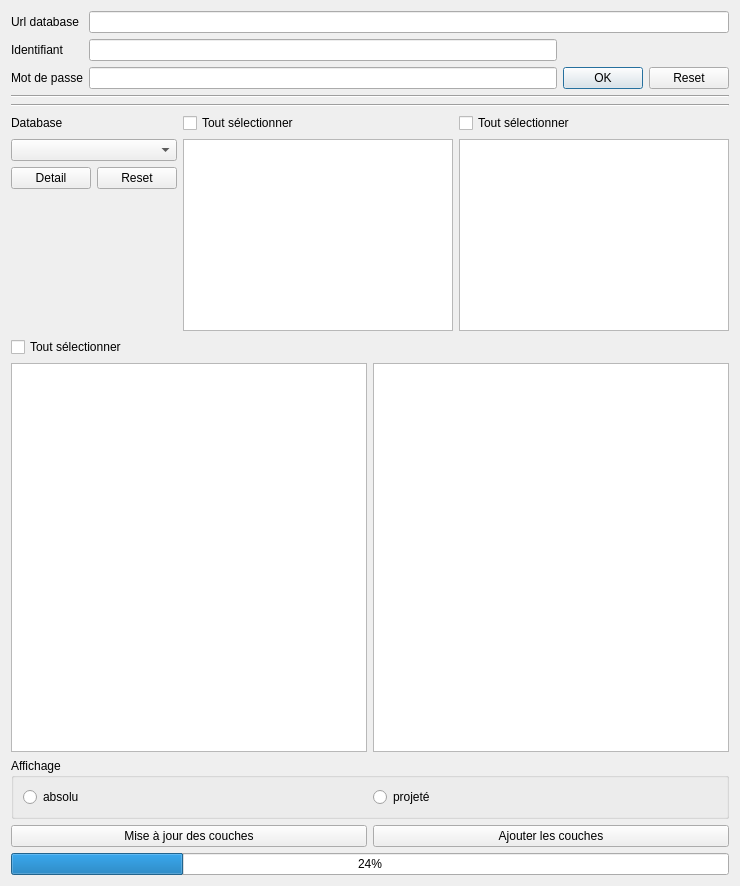
FranceDigues/SIRS-Digues-PluginQGis, file couchdb_importer/couchdb_importer_dialog_base.ui: the form before one commit.
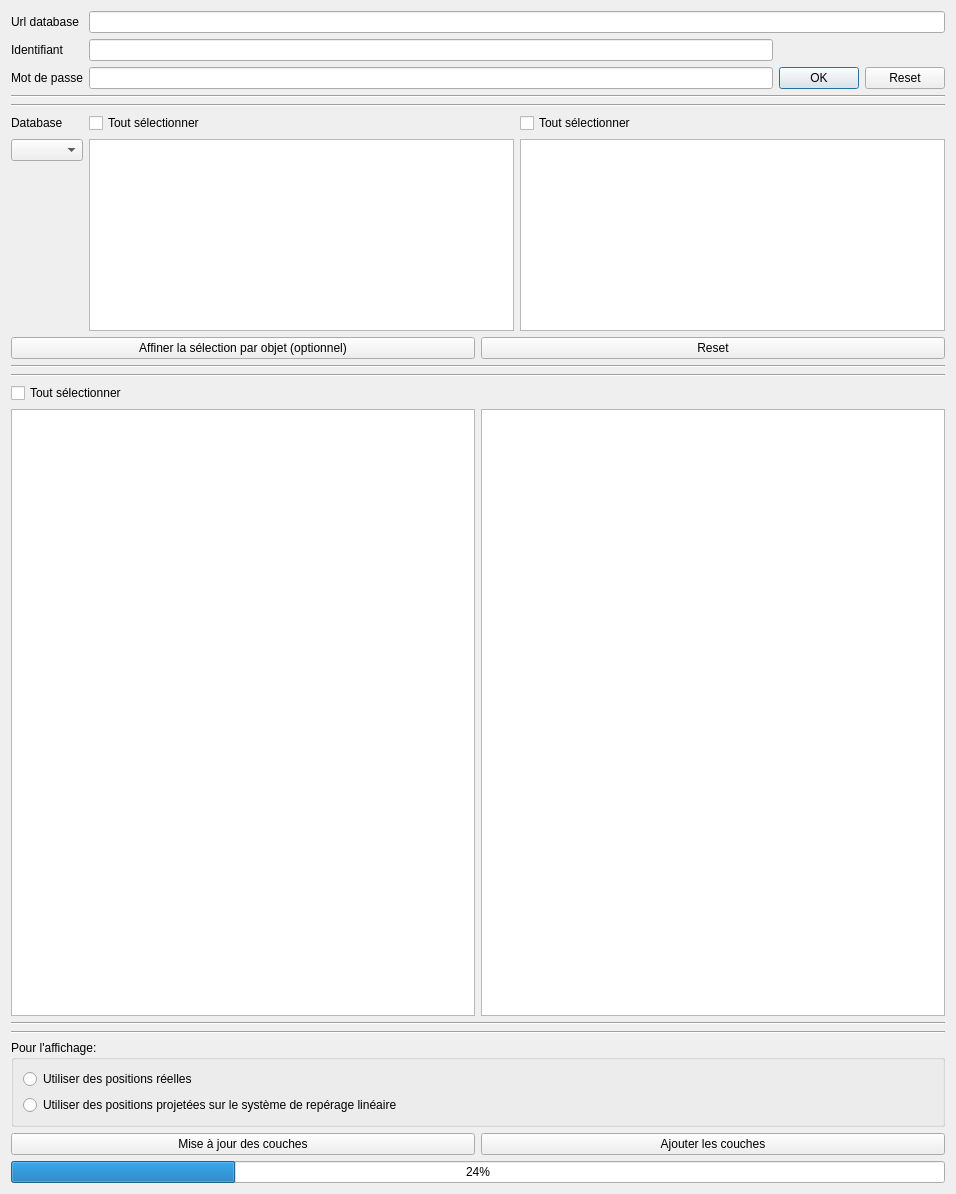
The form after the commit.

```diff
--- a/couchdb_importer/couchdb_importer_dialog_base.ui
+++ b/couchdb_importer/couchdb_importer_dialog_base.ui
@@ -6,14 +6,14 @@
    <rect>
     <x>0</x>
     <y>0</y>
-    <width>740</width>
-    <height>886</height>
+    <width>956</width>
+    <height>1194</height>
    </rect>
   </property>
   <property name="windowTitle">
    <string>Couchdb Importer</string>
   </property>
-  <layout class="QVBoxLayout" name="verticalLayout">
+  <layout class="QVBoxLayout" name="verticalLayout_2">
    <item>
     <layout class="QGridLayout" name="gridLayout">
      <item row="0" column="0">
@@ -78,29 +78,19 @@
    </item>
    <item>
     <layout class="QGridLayout" name="gridLayout_2">
+     <item row="0" column="3">
+      <widget class="QCheckBox" name="selectAllAttribute">
+       <property name="text">
+        <string>Tout sélectionner</string>
+       </property>
+      </widget>
+     </item>
      <item row="2" column="0" colspan="2">
       <widget class="QComboBox" name="database"/>
      </item>
-     <item row="2" column="2" rowspan="3">
-      <widget class="QListView" name="positionableClass"/>
-     </item>
-     <item row="2" column="3" rowspan="3">
+     <item row="2" column="3" rowspan="2">
       <widget class="QListView" name="attribute"/>
      </item>
-     <item row="3" column="0">
-      <widget class="QPushButton" name="detailButton">
-       <property name="text">
-        <string>Detail</string>
-       </property>
-      </widget>
-     </item>
-     <item row="3" column="1">
-      <widget class="QPushButton" name="resetDatabaseButton">
-       <property name="text">
-        <string>Reset</string>
-       </property>
-      </widget>
-     </item>
      <item row="0" column="2">
       <widget class="QCheckBox" name="selectAllPositionableClass">
        <property name="text">
@@ -115,23 +105,45 @@
        </property>
       </widget>
      </item>
-     <item row="0" column="3">
-      <widget class="QCheckBox" name="selectAllAttribute">
+     <item row="2" column="2" rowspan="2">
+      <widget class="QListView" name="positionableClass"/>
+     </item>
+    </layout>
+   </item>
+   <item>
+    <layout class="QHBoxLayout" name="horizontalLayout_3">
+     <item>
+      <widget class="QPushButton" name="detailButton">
        <property name="text">
-        <string>Tout sélectionner</string>
+        <string>Affiner la sélection par objet (optionnel)</string>
        </property>
       </widget>
      </item>
+     <item>
+      <widget class="QPushButton" name="resetDatabaseButton">
+       <property name="text">
+        <string>Reset</string>
+       </property>
+      </widget>
+     </item>
     </layout>
    </item>
+   <item>
+    <widget class="Line" name="line_3">
+     <property name="orientation">
+      <enum>Qt::Horizontal</enum>
+     </property>
+    </widget>
+   </item>
+   <item>
+    <widget class="Line" name="line_6">
+     <property name="orientation">
+      <enum>Qt::Horizontal</enum>
+     </property>
+    </widget>
+   </item>
    <item>
     <layout class="QGridLayout" name="gridLayout_3">
-     <item row="2" column="1">
-      <widget class="QListView" name="positionable"/>
-     </item>
-     <item row="2" column="2">
-      <widget class="QListView" name="detail"/>
-     </item>
      <item row="0" column="1">
       <widget class="QCheckBox" name="selectAllPositionable">
        <property name="text">
@@ -139,25 +151,45 @@
        </property>
       </widget>
      </item>
+     <item row="2" column="1">
+      <widget class="QListView" name="positionable"/>
+     </item>
+     <item row="2" column="2">
+      <widget class="QListView" name="detail"/>
+     </item>
     </layout>
    </item>
+   <item>
+    <widget class="Line" name="line_5">
+     <property name="orientation">
+      <enum>Qt::Horizontal</enum>
+     </property>
+    </widget>
+   </item>
+   <item>
+    <widget class="Line" name="line_4">
+     <property name="orientation">
+      <enum>Qt::Horizontal</enum>
+     </property>
+    </widget>
+   </item>
    <item>
     <widget class="QGroupBox" name="projection">
      <property name="title">
-      <string>Affichage</string>
+      <string>Pour l'affichage:</string>
      </property>
-     <layout class="QHBoxLayout" name="horizontalLayout_2">
+     <layout class="QVBoxLayout" name="verticalLayout">
       <item>
        <widget class="QRadioButton" name="absolu">
         <property name="text">
-         <string>absolu</string>
+         <string>Utiliser des positions réelles</string>
         </property>
        </widget>
       </item>
       <item>
        <widget class="QRadioButton" name="projete">
         <property name="text">
-         <string>projeté</string>
+         <string>Utiliser des positions projetées sur le système de repérage linéaire</string>
         </property>
        </widget>
       </item>
```
